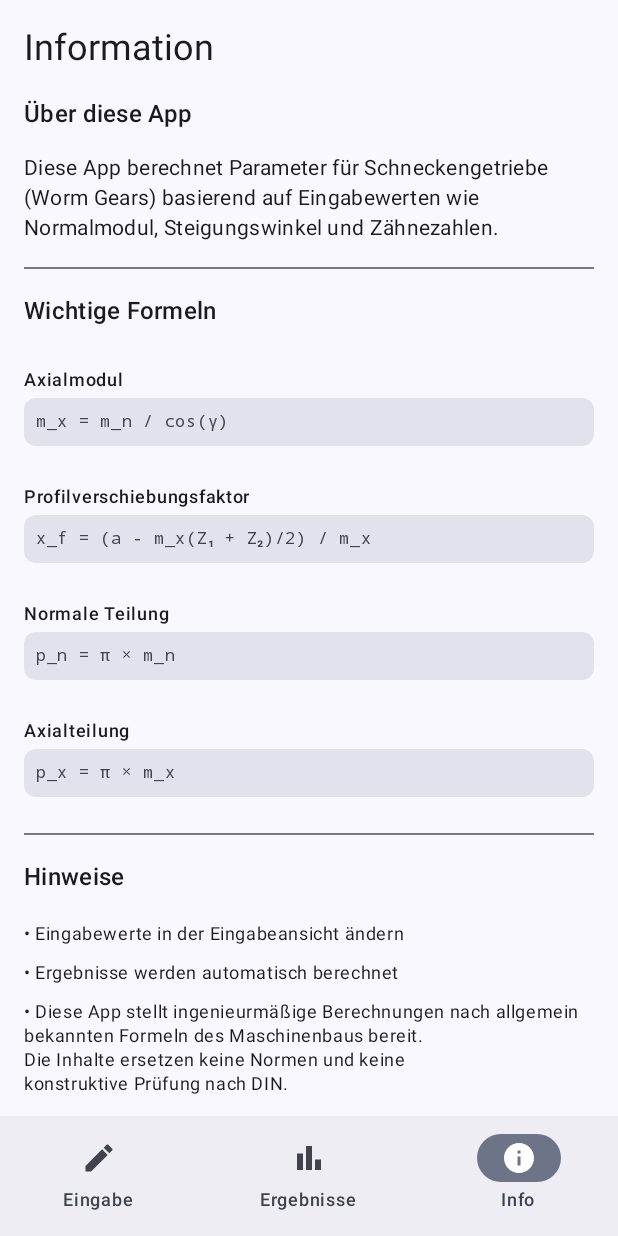
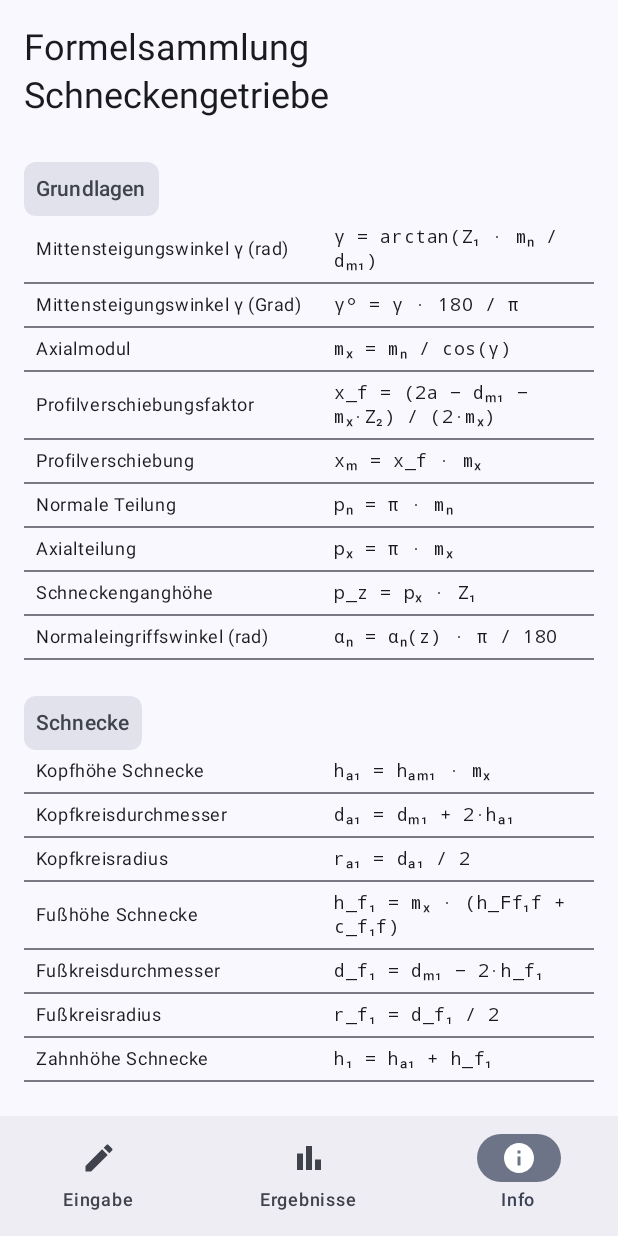
Before and after one commit to Thomasius1984/WormGearCalculator, an Android app built with Jetpack Compose: the screen it shows after launch (MainActivity), item 3 of the bottom bar chosen, on a phone screen of 412 x 824 dp. Run offline under Robolectric (Android 15) with nearby library versions, the phone set to English and light mode, and no system bars.

```diff
--- a/app/src/main/java/net/fritz/walze/WormGearCalculator.kt
+++ b/app/src/main/java/net/fritz/walze/WormGearCalculator.kt
@@ -123,8 +123,8 @@ class WormGearCalculator : ViewModel() {
         return ham_1f * m_x
     }
 
-    fun getda_1(d_m1: Double, hFf1f: Double, m_n: Double): Double {
-        return d_m1 + 2.0 * hFf1f * m_n
+    fun getda_1(d_m1: Double, ham_1: Double): Double {
+        return d_m1 + 2.0 * ham_1
     }
 
     fun getra_1(da_1: Double): Double {
@@ -145,6 +145,10 @@ class WormGearCalculator : ViewModel() {
 
     fun geth_1(hfm_1: Double, ham_1: Double): Double {
         return hfm_1 + ham_1
+    }
+
+    fun getc_1(a: Double, da_1: Double, df_2: Double): Double {
+        return a - (da_1/2 + df_2/2)
     }
 
     // =============================
@@ -187,7 +191,13 @@ class WormGearCalculator : ViewModel() {
         return ham_2 + hfm_2
     }
 
+    fun getc_2(a: Double, da_2: Double, df_1: Double): Double {
+        return a - (da_2/2 + df_1/2)
+    }
 
+    fun geta(d_m1: Double, dm_2: Double): Double {
+        return (d_m1 + dm_2)/2
+    }
 
 
     // =============================
@@ -236,7 +246,6 @@ class WormGearCalculator : ViewModel() {
         val resultp_z = getp_z (resultp_x, z1)
         val resultp = getp (resultp_z)
 
-
         // Berechne Rad
         val resultd_2 = getd_2(resultm_x,z2)
         val resultx_m = getx_m(resultx_f,resultm_x)
@@ -247,15 +256,22 @@ class WormGearCalculator : ViewModel() {
         val resulthfm_2 = gethfm_2(hFf2f, cf2f, resultm_x)
         val resultdf_2 = getdf_2(resultdm_2, resulthfm_2)
         val resulth_2 = geth_2(resultham_2, resulthfm_2)
+
+
         // Berechnung Schnecke
         val resultham_1f = getham_1f (gammaDeg)
         val resultham_1 = getham_1(resultham_1f, resultm_x)
-        val resultda_1 = getda_1(d_m1, hFf1f, m_n)
+        val resultda_1 = getda_1(d_m1, resultham_1)
         val resultra_1 = getra_1(resultda_1)
         val resulthfm_1 = gethfm_1(resultm_x, hFf1f, cf1f)
         val resultdf_1 = getdf_1(d_m1, resulthfm_1)
         val resultrf_1 = getrf_1(resultdf_1)
         val resulth_1 = geth_1(resulthfm_1, resultham_1)
+
+        val resultc_1 = getc_1(a, resultda_1, resultdf_2)
+        val resultc_2 = getc_2(a, resultda_2, resultdf_1)
+        val resulta = geta(d_m1, resultdm_2)
+
 
 
 
@@ -285,6 +301,9 @@ class WormGearCalculator : ViewModel() {
             ResultItem("Zahnfußhöhe Rad hfm_2", String.format("%.${NUMBER_PRECISION}f", resulthfm_2),"mm"),
             ResultItem("Fußkreisdurchmesser Rad df_2", String.format("%.${NUMBER_PRECISION}f", resultdf_2),"mm"),
             ResultItem("Zahnhöhe Rad h_2", String.format("%.${NUMBER_PRECISION}f", resulth_2),"mm"),
+            ResultItem("Kopfspiel Schnecke c_1", String.format("%.${NUMBER_PRECISION}f", resultc_1),"mm"),
+            ResultItem("Kopfspiel Rad c_2", String.format("%.${NUMBER_PRECISION}f", resultc_2),"mm"),
+            ResultItem("Achsabstand aus dm_1 und dm_2", String.format("%.${NUMBER_PRECISION}f", resulta),"mm")
         )
     }
 
--- a/app/src/main/java/net/fritz/walze/ui/screens/InfoScreen.kt
+++ b/app/src/main/java/net/fritz/walze/ui/screens/InfoScreen.kt
@@ -8,8 +8,16 @@ import androidx.compose.runtime.Composable
 import androidx.compose.ui.Alignment
 import androidx.compose.ui.Modifier
 import androidx.compose.ui.text.font.FontFamily
-import androidx.compose.ui.unit.Dp
 import androidx.compose.ui.unit.dp
+
+/* ---------- Datenmodell ---------- */
+
+data class FormulaRow(
+    val variable: String,
+    val formula: String
+)
+
+/* ---------- Info Screen ---------- */
 
 @Composable
 fun InfoScreen(modifier: Modifier = Modifier) {
@@ -19,110 +27,218 @@ fun InfoScreen(modifier: Modifier = Modifier) {
             .verticalScroll(rememberScrollState())
             .padding(16.dp)
     ) {
+
         Text(
-            text = "Information",
+            text = "Formelsammlung Schneckengetriebe",
             style = MaterialTheme.typography.headlineSmall,
             modifier = Modifier.padding(bottom = 16.dp)
         )
 
-        // About Section
-        VStack(spacing = 10.dp) {
-            Text(
-                text = "Über diese App",
-                style = MaterialTheme.typography.titleMedium,
-                modifier = Modifier.padding(bottom = 4.dp)
+        FormulaSection(
+            title = "Grundlagen",
+            rows = listOf(
+                FormulaRow(
+                    "Mittensteigungswinkel γ (rad)",
+                    "γ = arctan(Z₁ · mₙ / dₘ₁)"
+                ),
+                FormulaRow(
+                    "Mittensteigungswinkel γ (Grad)",
+                    "γ° = γ · 180 / π"
+                ),
+                FormulaRow(
+                    "Axialmodul",
+                    "mₓ = mₙ / cos(γ)"
+                ),
+                FormulaRow(
+                    "Profilverschiebungsfaktor",
+                    "x_f = (2a − dₘ₁ − mₓ·Z₂) / (2·mₓ)"
+                ),
+                FormulaRow(
+                    "Profilverschiebung",
+                    "xₘ = x_f · mₓ"
+                ),
+                FormulaRow(
+                    "Normale Teilung",
+                    "pₙ = π · mₙ"
+                ),
+                FormulaRow(
+                    "Axialteilung",
+                    "pₓ = π · mₓ"
+                ),
+                FormulaRow(
+                    "Schneckenganghöhe",
+                    "p_z = pₓ · Z₁"
+                ),
+                FormulaRow(
+                    "Normaleingriffswinkel (rad)",
+                    "αₙ = αₙ(z) · π / 180"
+                )
             )
+        )
 
-            Text(
-                text = "Diese App berechnet Parameter für Schneckengetriebe (Worm Gears) basierend auf Eingabewerten wie Normalmodul, Steigungswinkel und Zähnezahlen.",
-                style = MaterialTheme.typography.bodyMedium
+        FormulaSection(
+            title = "Schnecke",
+            rows = listOf(
+                FormulaRow(
+                    "Kopfhöhe Schnecke",
+                    "hₐ₁ = hₐₘ₁ · mₓ"
+                ),
+                FormulaRow(
+                    "Kopfkreisdurchmesser",
+                    "dₐ₁ = dₘ₁ + 2·hₐ₁"
+                ),
+                FormulaRow(
+                    "Kopfkreisradius",
+                    "rₐ₁ = dₐ₁ / 2"
+                ),
+                FormulaRow(
+                    "Fußhöhe Schnecke",
+                    "h_f₁ = mₓ · (h_Ff₁f + c_f₁f)"
+                ),
+                FormulaRow(
+                    "Fußkreisdurchmesser",
+                    "d_f₁ = dₘ₁ − 2·h_f₁"
+                ),
+                FormulaRow(
+                    "Fußkreisradius",
+                    "r_f₁ = d_f₁ / 2"
+                ),
+                FormulaRow(
+                    "Zahnhöhe Schnecke",
+                    "h₁ = hₐ₁ + h_f₁"
+                )
             )
-        }
+        )
 
-        Divider(modifier = Modifier.padding(vertical = 16.dp))
+        FormulaSection(
+            title = "Schneckenrad",
+            rows = listOf(
+                FormulaRow(
+                    "Teilkreisdurchmesser",
+                    "d₂ = Z₂ · mₓ"
+                ),
+                FormulaRow(
+                    "Profilverschiebung",
+                    "xₘ = x_f · mₓ"
+                ),
+                FormulaRow(
+                    "Mittenkreisdurchmesser",
+                    "dₘ₂ = d₂ + 2·xₘ"
+                ),
+                FormulaRow(
+                    "Kopfhöhe Rad",
+                    "hₐ₂ = hₐₘ₂ · mₓ"
+                ),
+                FormulaRow(
+                    "Kopfkreisdurchmesser",
+                    "dₐ₂ = dₘ₂ + 2·hₐ₂"
+                ),
+                FormulaRow(
+                    "Fußhöhe Rad",
+                    "h_f₂ = mₓ · (h_Ff₂f + c_f₂f)"
+                ),
+                FormulaRow(
+                    "Fußkreisdurchmesser",
+                    "d_f₂ = d₂ − 2·h_f₂"
+                ),
+                FormulaRow(
+                    "Zahnhöhe Rad",
+                    "h₂ = hₐ₂ + h_f₂"
+                )
+            )
+        )
 
-        // Formulas Section
-        VStack(spacing = 10.dp) {
-            Text(
-                text = "Wichtige Formeln",
-                style = MaterialTheme.typography.titleMedium,
-                modifier = Modifier.padding(bottom = 8.dp)
+        FormulaSection(
+            title = "Faktoren & Näherungen",
+            rows = listOf(
+                FormulaRow(
+                    "Kopfhöhenfaktor Schnecke",
+                    "hₐₘ₁ = cos(γ)"
+                ),
+                FormulaRow(
+                    "Kopfhöhenfaktor Schneckenrad (Näherung)",
+                    "hₐₘ₂ ≈ (dₐ₂f − dₘ₂) / (2·mₓ)"
+                )
             )
+        )
 
-            FormulaItem("Axialmodul", "m_x = m_n / cos(γ)")
-            FormulaItem("Profilverschiebungsfaktor", "x_f = (a - m_x(Z₁ + Z₂)/2) / m_x")
-            FormulaItem("Normale Teilung", "p_n = π × m_n")
-            FormulaItem("Axialteilung", "p_x = π × m_x")
-        }
+        FormulaSection(
+            title = "Achsabstand",
+            rows = listOf(
+                FormulaRow(
+                    "Achsabstand",
+                    "a = (dₘ₁ + dₘ₂) / 2"
+                )
+            )
+        )
 
-        Divider(modifier = Modifier.padding(vertical = 16.dp))
+        Spacer(modifier = Modifier.height(24.dp))
 
-        // Notes Section
-        VStack(spacing = 10.dp) {
-            Text(
-                text = "Hinweise",
-                style = MaterialTheme.typography.titleMedium,
-                modifier = Modifier.padding(bottom = 8.dp)
-            )
+        Text(
+            text = "Hinweis: Die Formeln dienen der ingenieurmäßigen Vorauslegung " +
+                    "und ersetzen keine normgerechte Auslegung nach DIN.",
+            style = MaterialTheme.typography.bodySmall
+        )
 
-            Text("• Eingabewerte in der Eingabeansicht ändern", style = MaterialTheme.typography.bodySmall)
-            Text("• Ergebnisse werden automatisch berechnet", style = MaterialTheme.typography.bodySmall)
-            Text("• Diese App stellt ingenieurmäßige Berechnungen nach allgemein bekannten Formeln des Maschinenbaus bereit.\n" +
-                    "Die Inhalte ersetzen keine Normen und keine\n" +
-                    "konstruktive Prüfung nach DIN.", style = MaterialTheme.typography.bodySmall)
-        }
+        Spacer(modifier = Modifier.height(12.dp))
 
-        Divider(modifier = Modifier.padding(vertical = 16.dp))
-
-        // Copyright Section
-        Column(
-            modifier = Modifier.fillMaxWidth(),
-            horizontalAlignment = Alignment.Start
-        ) {
-            Text(
-                text = "© 2025 Thomas Fritz vom SuperSchleiferFreundeClub",
-                style = MaterialTheme.typography.labelSmall,
-                color = MaterialTheme.colorScheme.onSurfaceVariant
-            )
-            Text(
-                text = "Alle Rechte vorbehalten",
-                style = MaterialTheme.typography.labelSmall,
-                color = MaterialTheme.colorScheme.onSurfaceVariant
-            )
-        }
-
-        Spacer(modifier = Modifier.height(32.dp))
+        Text(
+            text = "© 2025 Thomas Fritz vom SuperSchleiferFreundeClub :DDD",
+            style = MaterialTheme.typography.labelSmall,
+            color = MaterialTheme.colorScheme.onSurfaceVariant
+        )
     }
 }
 
+/* ---------- UI Bausteine ---------- */
+
 @Composable
-fun FormulaItem(name: String, formula: String, modifier: Modifier = Modifier) {
-    Column(modifier = modifier.padding(vertical = 8.dp)) {
-        Text(
-            text = name,
-            style = MaterialTheme.typography.labelMedium,
-            modifier = Modifier.padding(bottom = 4.dp)
-        )
+fun FormulaSection(
+    title: String,
+    rows: List<FormulaRow>
+) {
+    Column(
+        modifier = Modifier
+            .fillMaxWidth()
+            .padding(vertical = 12.dp)
+    ) {
+
         Surface(
-            modifier = Modifier
-                .fillMaxWidth()
-                .padding(0.dp),
             color = MaterialTheme.colorScheme.surfaceVariant,
             shape = MaterialTheme.shapes.small
         ) {
             Text(
-                text = formula,
-                style = MaterialTheme.typography.labelSmall,
-                fontFamily = FontFamily.Monospace,
+                text = title,
+                style = MaterialTheme.typography.titleSmall,
                 modifier = Modifier.padding(8.dp)
             )
+        }
+
+        rows.forEach { row ->
+            FormulaRowItem(row)
+            Divider()
         }
     }
 }
 
 @Composable
-fun VStack(spacing: Dp = 0.dp, content: @Composable ColumnScope.() -> Unit) {
-    Column(modifier = Modifier.fillMaxWidth(), verticalArrangement = Arrangement.spacedBy(spacing)) {
-        content()
+fun FormulaRowItem(row: FormulaRow) {
+    Row(
+        modifier = Modifier
+            .fillMaxWidth()
+            .padding(horizontal = 8.dp, vertical = 6.dp),
+        verticalAlignment = Alignment.CenterVertically
+    ) {
+        Text(
+            text = row.variable,
+            style = MaterialTheme.typography.bodySmall,
+            modifier = Modifier.weight(1.2f)
+        )
+        Text(
+            text = row.formula,
+            style = MaterialTheme.typography.bodySmall,
+            fontFamily = FontFamily.Monospace,
+            modifier = Modifier.weight(1f)
+        )
     }
 }
--- a/app/src/main/java/net/fritz/walze/ui/screens/InputScreen.kt
+++ b/app/src/main/java/net/fritz/walze/ui/screens/InputScreen.kt
@@ -131,27 +131,28 @@ fun GreenInputField(
 
         TextField(
             value = textValue,
-            onValueChange = { newValue ->
+            onValueChange = { newValue: String ->
                 textValue = newValue
                 newValue
                     .replace(',', '.')
                     .toDoubleOrNull()
                     ?.let(onValueChange)
             },
-            modifier = Modifier.width(120.dp),
+            modifier = Modifier
+                .width(110.dp)
+                .height(44.dp)
+                .padding(horizontal = 4.dp),   // ✅ Ersatz für contentPadding
             keyboardOptions = KeyboardOptions(keyboardType = KeyboardType.Decimal),
             singleLine = true,
+            textStyle = MaterialTheme.typography.bodySmall,
             colors = TextFieldDefaults.colors(
                 focusedContainerColor = Color(0xFFDFF5E3),
                 unfocusedContainerColor = Color(0xFFDFF5E3),
-
                 focusedTextColor = Color.Black,
                 unfocusedTextColor = Color.Black,
-
                 cursorColor = Color.Black
             )
         )
-
 
         if (unit.isNotEmpty()) {
             Spacer(Modifier.width(8.dp))
```
